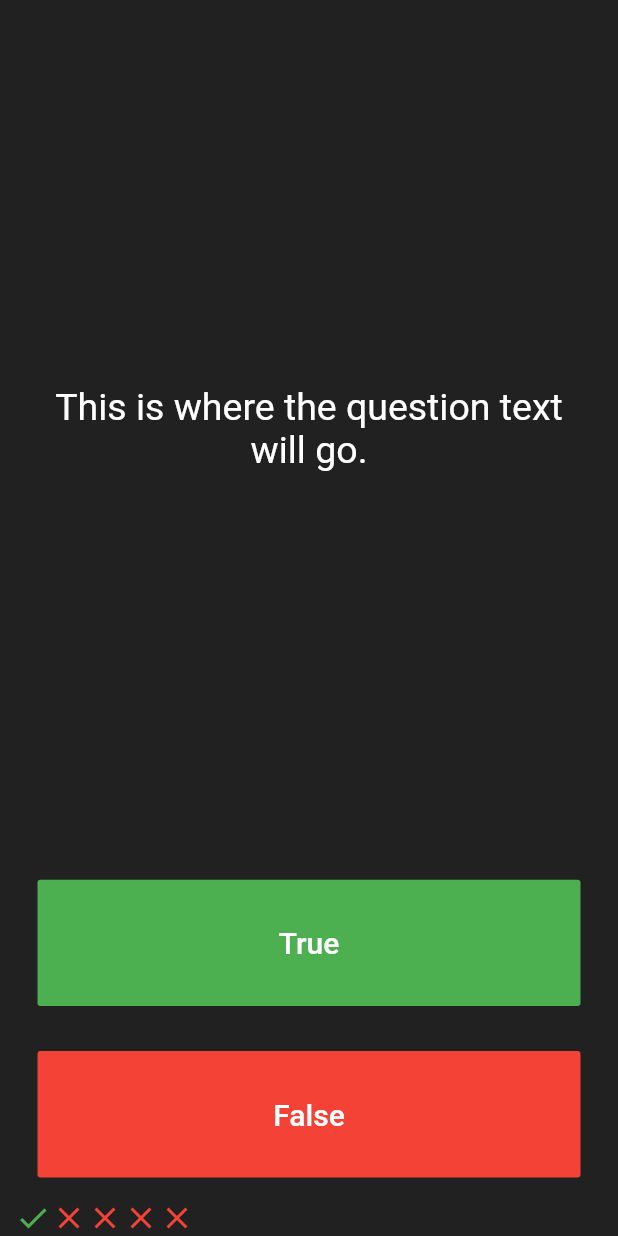
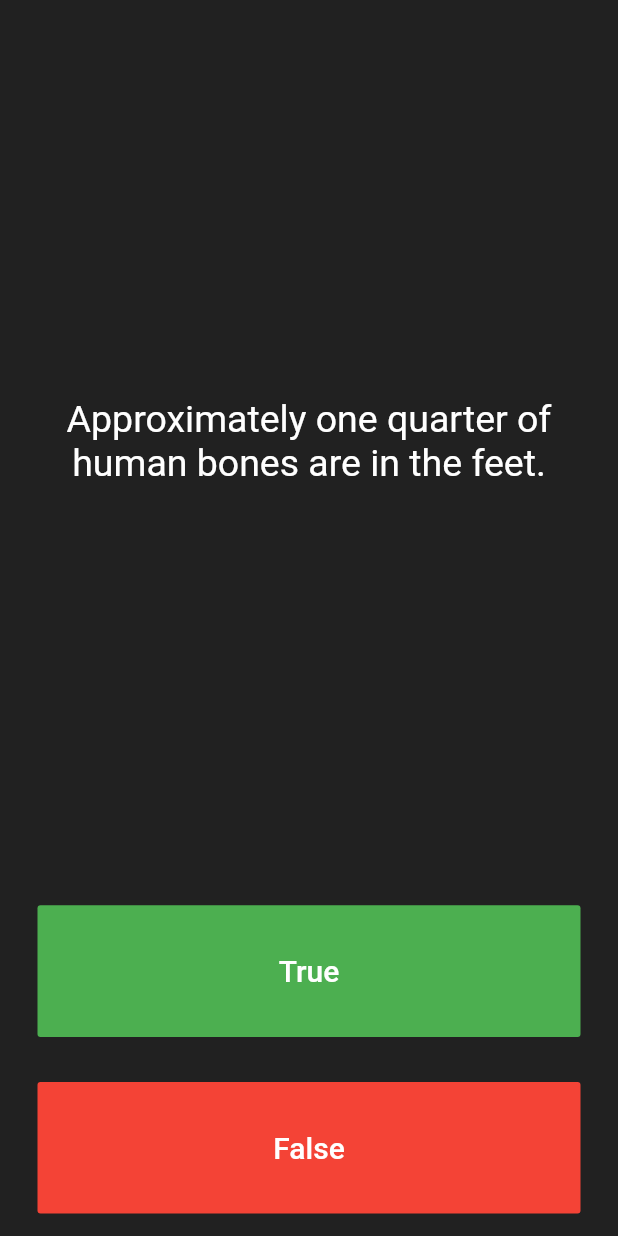
Before and after one commit to philipyu1997/quizzler_flutter, a Flutter app: the screen it shows after launch, after a tap on "True", on a phone screen of 412 x 824 dp. Run offline on Flutter 3.47's test engine with Material 2 defaults, Android fonts, the phone set to English and light mode, and no system bars.

Commit message:
Display questions on screen

```diff
--- a/lib/main.dart
+++ b/lib/main.dart
@@ -25,28 +25,14 @@ class QuizPage extends StatefulWidget {
 }
 
 class _QuizPageState extends State<QuizPage> {
-  List<Icon> scoreKeeper = [
-    Icon(
-      Icons.check,
-      color: Colors.green,
-    ),
-    Icon(
-      Icons.close,
-      color: Colors.red,
-    ),
-    Icon(
-      Icons.close,
-      color: Colors.red,
-    ),
-    Icon(
-      Icons.close,
-      color: Colors.red,
-    ),
-    Icon(
-      Icons.close,
-      color: Colors.red,
-    ),
+  List<Icon> scoreKeeper = [];
+  List<String> questions = [
+    'You can lead a cow down stairs but not up stairs.',
+    'Approximately one quarter of human bones are in the feet.',
+    'A slug\'s blood is green.',
   ];
+
+  int questionNumber = 0;
 
   @override
   Widget build(BuildContext context) {
@@ -60,7 +46,8 @@ class _QuizPageState extends State<QuizPage> {
             padding: EdgeInsets.all(10.0),
             child: Center(
               child: Text(
-                'This is where the question text will go.',
+//                'This is where the question text will go.',
+                questions[questionNumber],
                 textAlign: TextAlign.center,
                 style: TextStyle(
                   fontSize: 25.0,
@@ -85,10 +72,13 @@ class _QuizPageState extends State<QuizPage> {
               ),
               onPressed: () {
                 //The user picked true.
-                scoreKeeper.add(Icon(
-                  Icons.check,
-                  color: Colors.green,
-                ));
+                setState(() {
+                  if (questionNumber < 2) {
+                    questionNumber++;
+                  } else {
+                    questionNumber = 0;
+                  }
+                });
               },
             ),
           ),
@@ -107,10 +97,6 @@ class _QuizPageState extends State<QuizPage> {
               ),
               onPressed: () {
                 //The user picked false.
-                scoreKeeper.add(Icon(
-                  Icons.check,
-                  color: Colors.red,
-                ));
               },
             ),
           ),
```
